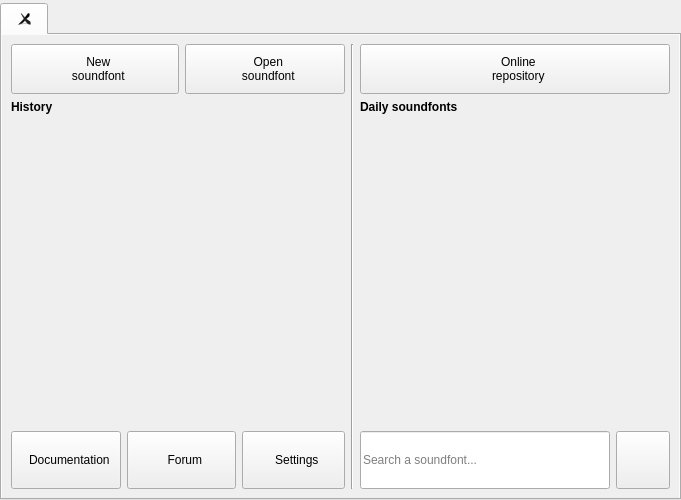
Qt form sources/mainwindow/mainwindow.ui (davy7125/polyphone) before a commit.
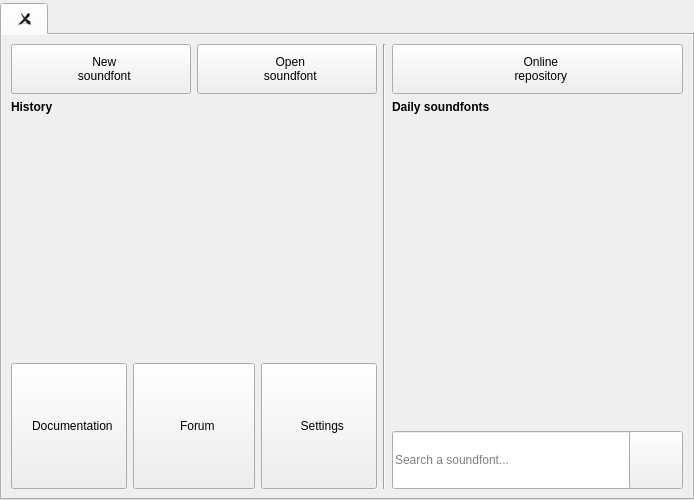
The same form after that commit. Icons and pictures are not drawn. Custom widgets are drawn as their Qt base class.

Commit message: Build option for hiding the repo features

Patch:
```diff
--- a/sources/mainwindow/mainwindow.ui
+++ b/sources/mainwindow/mainwindow.ui
@@ -6,7 +6,7 @@
    <rect>
     <x>0</x>
     <y>0</y>
-    <width>681</width>
+    <width>694</width>
     <height>500</height>
    </rect>
   </property>
@@ -82,42 +82,8 @@
           <attribute name="title">
            <string/>
           </attribute>
-          <layout class="QGridLayout" name="gridLayout_2" columnstretch="1,1,1,1,1,1,1,3,0" columnminimumwidth="0,0,0,0,0,0,0,250,0">
-           <property name="leftMargin">
-            <number>9</number>
-           </property>
-           <property name="topMargin">
-            <number>9</number>
-           </property>
-           <property name="rightMargin">
-            <number>9</number>
-           </property>
-           <property name="bottomMargin">
-            <number>9</number>
-           </property>
-           <item row="3" column="4" colspan="2">
-            <widget class="QPushButton" name="pushButtonSettings">
-             <property name="sizePolicy">
-              <sizepolicy hsizetype="Minimum" vsizetype="Preferred">
-               <horstretch>0</horstretch>
-               <verstretch>0</verstretch>
-              </sizepolicy>
-             </property>
-             <property name="styleSheet">
-              <string notr="true">padding: 10px;</string>
-             </property>
-             <property name="text">
-              <string extracomment="prefixed with 2 spaces">  Settings</string>
-             </property>
-             <property name="iconSize">
-              <size>
-               <width>36</width>
-               <height>36</height>
-              </size>
-             </property>
-            </widget>
-           </item>
-           <item row="3" column="0" colspan="2">
+          <layout class="QGridLayout" name="gridLayout_2" columnstretch="2,1,1,2,4" columnminimumwidth="0,0,0,0,300">
+           <item row="3" column="0">
             <widget class="QPushButton" name="pushButtonDocumentation">
              <property name="sizePolicy">
               <sizepolicy hsizetype="Minimum" vsizetype="Preferred">
@@ -139,28 +105,11 @@
              </property>
             </widget>
            </item>
-           <item row="2" column="0" colspan="6">
+           <item row="2" column="0" colspan="4">
             <widget class="WidgetShowHistory" name="widgetShowHistory" native="true"/>
            </item>
-           <item row="0" column="0" colspan="3">
-            <widget class="QPushButton" name="pushButtonNew">
-             <property name="styleSheet">
-              <string notr="true">padding: 10px;</string>
-             </property>
-             <property name="text">
-              <string extracomment="prefixed with 2 spaces for each line">  New
-  soundfont</string>
-             </property>
-             <property name="iconSize">
-              <size>
-               <width>36</width>
-               <height>36</height>
-              </size>
-             </property>
-            </widget>
-           </item>
-           <item row="3" column="8">
-            <widget class="QPushButton" name="pushButtonSearch">
+           <item row="3" column="3">
+            <widget class="QPushButton" name="pushButtonSettings">
              <property name="sizePolicy">
               <sizepolicy hsizetype="Minimum" vsizetype="Preferred">
                <horstretch>0</horstretch>
@@ -171,7 +120,7 @@
               <string notr="true">padding: 10px;</string>
              </property>
              <property name="text">
-              <string/>
+              <string extracomment="prefixed with 2 spaces">  Settings</string>
              </property>
              <property name="iconSize">
               <size>
@@ -181,92 +130,122 @@
              </property>
             </widget>
            </item>
-           <item row="3" column="2" colspan="2">
-            <widget class="QPushButton" name="pushButtonForum">
-             <property name="sizePolicy">
-              <sizepolicy hsizetype="Minimum" vsizetype="Preferred">
-               <horstretch>0</horstretch>
-               <verstretch>0</verstretch>
-              </sizepolicy>
-             </property>
-             <property name="styleSheet">
-              <string notr="true">padding: 10px;</string>
-             </property>
-             <property name="text">
-              <string extracomment="prefixed with 2 spaces">  Forum</string>
-             </property>
-             <property name="iconSize">
+           <item row="0" column="4" rowspan="4">
+            <widget class="QWidget" name="widgetRepo" native="true">
+             <property name="minimumSize">
               <size>
-               <width>36</width>
-               <height>36</height>
+               <width>29</width>
+               <height>0</height>
               </size>
              </property>
-            </widget>
-           </item>
-           <item row="1" column="7" colspan="2">
-            <widget class="QLabel" name="label">
-             <property name="font">
-              <font>
-               <weight>75</weight>
-               <bold>true</bold>
-              </font>
-             </property>
-             <property name="text">
-              <string>Daily soundfonts</string>
-             </property>
-            </widget>
-           </item>
-           <item row="0" column="7" colspan="2">
-            <widget class="QPushButton" name="pushButtonSoundfonts">
-             <property name="styleSheet">
-              <string notr="true">padding: 10px;</string>
-             </property>
-             <property name="text">
-              <string extracomment="prefixed with 2 spaces for each line">  Online
+             <layout class="QGridLayout" name="gridLayout_4">
+              <property name="leftMargin">
+               <number>0</number>
+              </property>
+              <property name="topMargin">
+               <number>0</number>
+              </property>
+              <property name="rightMargin">
+               <number>0</number>
+              </property>
+              <property name="bottomMargin">
+               <number>0</number>
+              </property>
+              <item row="3" column="1">
+               <widget class="QLineEdit" name="lineSearch">
+                <property name="sizePolicy">
+                 <sizepolicy hsizetype="Expanding" vsizetype="Preferred">
+                  <horstretch>0</horstretch>
+                  <verstretch>0</verstretch>
+                 </sizepolicy>
+                </property>
+                <property name="minimumSize">
+                 <size>
+                  <width>250</width>
+                  <height>0</height>
+                 </size>
+                </property>
+                <property name="styleSheet">
+                 <string notr="true">height:52px</string>
+                </property>
+                <property name="placeholderText">
+                 <string>Search a soundfont...</string>
+                </property>
+               </widget>
+              </item>
+              <item row="3" column="2">
+               <widget class="QPushButton" name="pushButtonSearch">
+                <property name="sizePolicy">
+                 <sizepolicy hsizetype="Minimum" vsizetype="Preferred">
+                  <horstretch>0</horstretch>
+                  <verstretch>0</verstretch>
+                 </sizepolicy>
+                </property>
+                <property name="styleSheet">
+                 <string notr="true">padding: 10px;</string>
+                </property>
+                <property name="text">
+                 <string/>
+                </property>
+                <property name="iconSize">
+                 <size>
+                  <width>36</width>
+                  <height>36</height>
+                 </size>
+                </property>
+               </widget>
+              </item>
+              <item row="2" column="1" colspan="2">
+               <widget class="ShowSoundfonts" name="widgetShowSoundfonts" native="true">
+                <property name="sizePolicy">
+                 <sizepolicy hsizetype="Preferred" vsizetype="Expanding">
+                  <horstretch>0</horstretch>
+                  <verstretch>0</verstretch>
+                 </sizepolicy>
+                </property>
+               </widget>
+              </item>
+              <item row="0" column="0" rowspan="4">
+               <widget class="Line" name="line">
+                <property name="orientation">
+                 <enum>Qt::Vertical</enum>
+                </property>
+               </widget>
+              </item>
+              <item row="1" column="1" colspan="2">
+               <widget class="QLabel" name="label">
+                <property name="font">
+                 <font>
+                  <weight>75</weight>
+                  <bold>true</bold>
+                 </font>
+                </property>
+                <property name="text">
+                 <string>Daily soundfonts</string>
+                </property>
+               </widget>
+              </item>
+              <item row="0" column="1" colspan="2">
+               <widget class="QPushButton" name="pushButtonSoundfonts">
+                <property name="styleSheet">
+                 <string notr="true">padding: 10px;</string>
+                </property>
+                <property name="text">
+                 <string extracomment="prefixed with 2 spaces for each line">  Online
   repository</string>
-             </property>
-             <property name="iconSize">
-              <size>
-               <width>36</width>
-               <height>36</height>
-              </size>
-             </property>
+                </property>
+                <property name="iconSize">
+                 <size>
+                  <width>36</width>
+                  <height>36</height>
+                 </size>
+                </property>
+               </widget>
+              </item>
+             </layout>
             </widget>
            </item>
-           <item row="3" column="7">
-            <widget class="QLineEdit" name="lineSearch">
-             <property name="sizePolicy">
-              <sizepolicy hsizetype="Expanding" vsizetype="Preferred">
-               <horstretch>0</horstretch>
-               <verstretch>0</verstretch>
-              </sizepolicy>
-             </property>
-             <property name="styleSheet">
-              <string notr="true">height:52px</string>
-             </property>
-             <property name="placeholderText">
-              <string>Search a soundfont...</string>
-             </property>
-            </widget>
-           </item>
-           <item row="0" column="3" colspan="3">
-            <widget class="QPushButton" name="pushButtonOpen">
-             <property name="styleSheet">
-              <string notr="true">padding: 10px;</string>
-             </property>
-             <property name="text">
-              <string extracomment="prefixed with 2 spaces for each line">  Open
-  soundfont</string>
-             </property>
-             <property name="iconSize">
-              <size>
-               <width>36</width>
-               <height>36</height>
-              </size>
-             </property>
-            </widget>
-           </item>
-           <item row="1" column="0" colspan="6">
+           <item row="1" column="0" colspan="4">
             <widget class="QLabel" name="label_2">
              <property name="font">
               <font>
@@ -282,20 +261,59 @@
              </property>
             </widget>
            </item>
-           <item row="2" column="7" colspan="2">
-            <widget class="ShowSoundfonts" name="widgetShowSoundfonts" native="true">
+           <item row="0" column="2" colspan="2">
+            <widget class="QPushButton" name="pushButtonOpen">
+             <property name="styleSheet">
+              <string notr="true">padding: 10px;</string>
+             </property>
+             <property name="text">
+              <string extracomment="prefixed with 2 spaces for each line">  Open
+  soundfont</string>
+             </property>
+             <property name="iconSize">
+              <size>
+               <width>36</width>
+               <height>36</height>
+              </size>
+             </property>
+            </widget>
+           </item>
+           <item row="3" column="1" colspan="2">
+            <widget class="QPushButton" name="pushButtonForum">
              <property name="sizePolicy">
-              <sizepolicy hsizetype="Preferred" vsizetype="Expanding">
+              <sizepolicy hsizetype="Minimum" vsizetype="Preferred">
                <horstretch>0</horstretch>
                <verstretch>0</verstretch>
               </sizepolicy>
              </property>
+             <property name="styleSheet">
+              <string notr="true">padding: 10px;</string>
+             </property>
+             <property name="text">
+              <string extracomment="prefixed with 2 spaces">  Forum</string>
+             </property>
+             <property name="iconSize">
+              <size>
+               <width>36</width>
+               <height>36</height>
+              </size>
+             </property>
             </widget>
            </item>
-           <item row="0" column="6" rowspan="4">
-            <widget class="Line" name="line">
-             <property name="orientation">
-              <enum>Qt::Vertical</enum>
+           <item row="0" column="0" colspan="2">
+            <widget class="QPushButton" name="pushButtonNew">
+             <property name="styleSheet">
+              <string notr="true">padding: 10px;</string>
+             </property>
+             <property name="text">
+              <string extracomment="prefixed with 2 spaces for each line">  New
+  soundfont</string>
+             </property>
+             <property name="iconSize">
+              <size>
+               <width>36</width>
+               <height>36</height>
+              </size>
              </property>
             </widget>
            </item>
```
Left out of the diff: 3 changed lines with no effect on the pictures. The commit also changes 4 other files.
